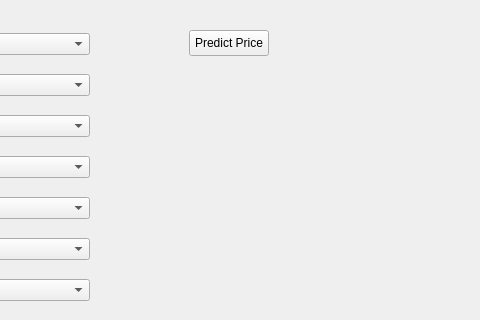
This is form.ui in maximlapitan/qt_based_recommendation_app as Qt 5 draws it before an edit; both pictures show x 391 to 871 and y 0 to 320 of the 871 by 708 pixel window. The edited form follows.
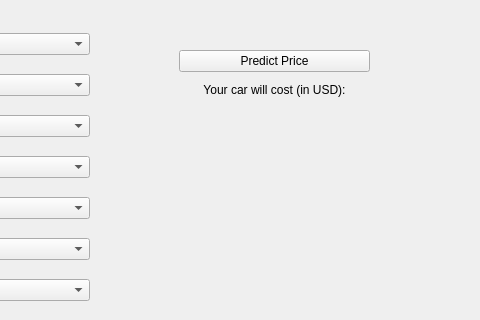
This is the edited form. Icons and pictures are not drawn.

Commit message: add model results to form

Diff of the .ui file:
```diff
--- a/form.ui
+++ b/form.ui
@@ -254,18 +254,44 @@
     </item>
    </layout>
   </widget>
-  <widget class="QPushButton" name="predict_button">
+  <widget class="QWidget" name="verticalLayoutWidget_2">
    <property name="geometry">
     <rect>
-     <x>580</x>
-     <y>30</y>
-     <width>80</width>
-     <height>26</height>
+     <x>570</x>
+     <y>50</y>
+     <width>191</width>
+     <height>80</height>
     </rect>
    </property>
-   <property name="text">
-    <string>Predict Price</string>
-   </property>
+   <layout class="QVBoxLayout" name="verticalLayout_2">
+    <item>
+     <widget class="QPushButton" name="predict_button">
+      <property name="text">
+       <string>Predict Price</string>
+      </property>
+     </widget>
+    </item>
+    <item>
+     <widget class="QLabel" name="QLabel_car_cost_announce">
+      <property name="text">
+       <string>Your car will cost (in USD):</string>
+      </property>
+      <property name="alignment">
+       <set>Qt::AlignCenter</set>
+      </property>
+     </widget>
+    </item>
+    <item>
+     <widget class="QLabel" name="QLabel_car_cost">
+      <property name="text">
+       <string/>
+      </property>
+      <property name="alignment">
+       <set>Qt::AlignCenter</set>
+      </property>
+     </widget>
+    </item>
+   </layout>
   </widget>
  </widget>
  <resources/>
```
The commit also changes 1 other file.
